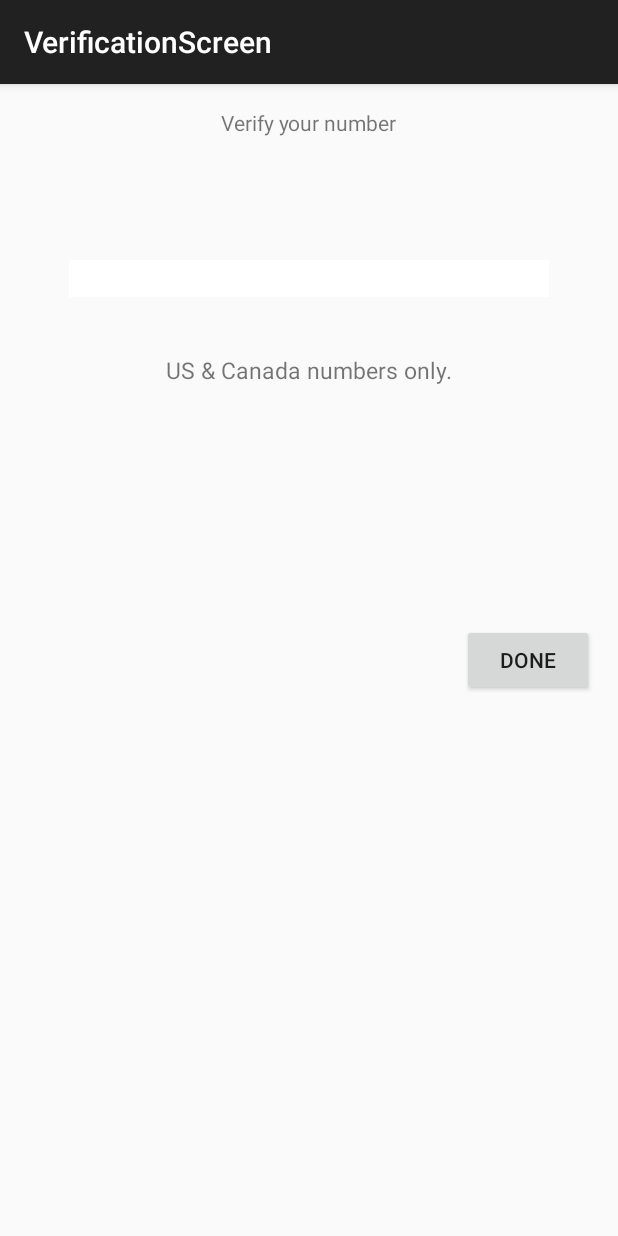
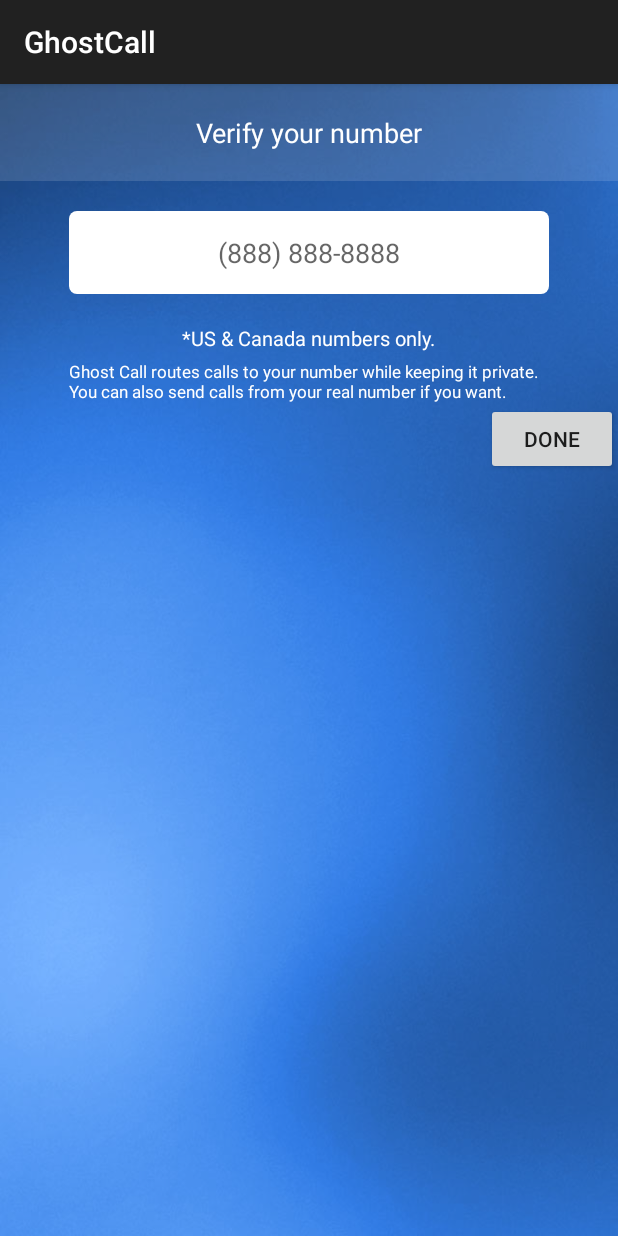
Before and after one commit to JamesWongAndroid/Ghostcall, an Android app: the screen it shows after launch (VerificationScreen), after a tap on "GET STARTED", on a phone screen of 412 x 824 dp. Run offline under Robolectric (Android 15) with nearby library versions, the phone set to English and light mode, and no system bars.

Commit message:
Verification Screens complete, started home screen

```diff
--- a/GhostCall/app/src/main/java/com/tapfury/ghostcall/CodeVerificationScreen.java
+++ b/GhostCall/app/src/main/java/com/tapfury/ghostcall/CodeVerificationScreen.java
@@ -11,10 +11,10 @@
     protected void onCreate(Bundle savedInstanceState) {
         super.onCreate(savedInstanceState);
         setContentView(R.layout.activity_code_verification_screen);
-        findViewById(R.id.button6).setOnClickListener(new View.OnClickListener() {
+        findViewById(R.id.button5).setOnClickListener(new View.OnClickListener() {
             @Override
             public void onClick(View v) {
-                startActivity(new Intent(CodeVerificationScreen.this, VerificationScreen.class));
+                startActivity(new Intent(CodeVerificationScreen.this, HomeScreen.class));
             }
         });
     }
--- /dev/null
+++ b/GhostCall/app/src/main/res/drawable/edittext_rectangle.xml
@@ -0,0 +1,12 @@
+<?xml version="1.0" encoding="utf-8"?>
+<!--  res/drawable/rounded_edittext.xml -->
+<shape xmlns:android="http://schemas.android.com/apk/res/android"
+    android:shape="rectangle"
+    android:padding="10dp">
+    <solid android:color="#FFFFFF"/>
+    <corners
+        android:bottomRightRadius="5dp"
+        android:bottomLeftRadius="5dp"
+        android:topLeftRadius="5dp"
+        android:topRightRadius="5dp"/>
+</shape>
--- a/GhostCall/app/src/main/res/layout/activity_verification_screen.xml
+++ b/GhostCall/app/src/main/res/layout/activity_verification_screen.xml
@@ -1,15 +1,19 @@
 <RelativeLayout xmlns:android="http://schemas.android.com/apk/res/android"
     xmlns:tools="http://schemas.android.com/tools" android:layout_width="match_parent"
-    android:layout_height="match_parent" android:paddingLeft="@dimen/activity_horizontal_margin"
-    android:paddingRight="@dimen/activity_horizontal_margin"
-    android:paddingTop="@dimen/activity_vertical_margin"
-    android:paddingBottom="@dimen/activity_vertical_margin"
+    android:layout_height="match_parent"
+    android:background="@drawable/bg"
     tools:context="com.tapfury.ghostcall.VerificationScreen">
 
-    <TextView android:text="Verify your number" android:layout_width="wrap_content"
+    <TextView android:text="@string/verify_number"
+        android:layout_width="match_parent"
         android:layout_height="wrap_content"
         android:layout_alignParentTop="true"
         android:layout_centerHorizontal="true"
+        android:textColor="@color/white"
+        android:background="#22FFFFFF"
+        android:padding="20dp"
+        android:gravity="center"
+        android:textSize="18sp"
         android:id="@+id/textView" />
 
     <EditText
@@ -17,30 +21,51 @@
         android:layout_height="wrap_content"
         android:inputType="number"
         android:ems="15"
+        android:padding="15dp"
+        android:layout_margin="20dp"
         android:id="@+id/editText"
+        android:hint="(888) 888-8888"
+        android:ellipsize="start"
+        android:gravity="center"
         android:layout_below="@+id/textView"
         android:layout_centerHorizontal="true"
-        android:layout_marginTop="82dp"
-        android:background="#FFFFFF"
+        android:layout_marginTop="25dp"
+        android:background="@drawable/edittext_rectangle"
          />
 
     <TextView
         android:layout_width="wrap_content"
         android:layout_height="wrap_content"
         android:textAppearance="?android:attr/textAppearanceSmall"
-        android:text="US &amp; Canada numbers only."
+        android:text="@string/numbers_only"
         android:id="@+id/textView2"
+        android:textColor="@color/white"
         android:layout_below="@+id/editText"
         android:layout_centerHorizontal="true"
-        android:layout_marginTop="38dp"
-        android:textSize="15sp" />
+        android:textSize="13sp" />
+
+    <TextView
+        android:layout_width="match_parent"
+        android:layout_height="wrap_content"
+        android:textAppearance="?android:attr/textAppearanceSmall"
+        android:text="@string/route_text"
+        android:id="@+id/textView3"
+        android:textColor="@color/white"
+        android:textSize="11sp"
+        android:textAlignment="center"
+        android:paddingTop="5dp"
+        android:layout_below="@id/textView2"
+        android:layout_alignLeft="@+id/editText"
+        android:layout_alignStart="@+id/editText"
+        android:layout_alignRight="@+id/editText"
+        android:layout_alignEnd="@+id/editText" />
 
     <Button
         android:layout_width="wrap_content"
         android:layout_height="wrap_content"
-        android:text="Done"
+        android:text="@string/done"
         android:id="@+id/button3"
-        android:layout_centerVertical="true"
+        android:layout_below="@+id/textView3"
         android:layout_alignParentRight="true"
         android:layout_alignParentEnd="true" />
 
--- /dev/null
+++ b/GhostCall/app/src/main/res/menu/menu_home_screen.xml
@@ -0,0 +1,6 @@
+<menu xmlns:android="http://schemas.android.com/apk/res/android"
+    xmlns:app="http://schemas.android.com/apk/res-auto"
+    xmlns:tools="http://schemas.android.com/tools" tools:context="com.tapfury.ghostcall.HomeScreen">
+    <item android:id="@+id/action_settings" android:title="@string/action_settings"
+        android:orderInCategory="100" app:showAsAction="never" />
+</menu>
--- a/GhostCall/app/src/main/res/values/strings.xml
+++ b/GhostCall/app/src/main/res/values/strings.xml
@@ -13,5 +13,12 @@
     <string name="get_started">Get Started</string>
     <string name="skip">Skip</string>
     <string name="next">Next</string>
+    <string name="verify_number">Verify your number</string>
+    <string name="numbers_only">*US &amp; Canada numbers only.</string>
+    <string name="done">Done</string>
+    <string name="route_text">Ghost Call routes calls to your number while keeping it private. You can also send calls from your real number if you want.</string>
+    <string name="code_verification">Code Verification</string>
+    <string name="title_activity_home_screen">HomeScreen</string>
+    <string name="your_number">Your Number</string>
 
 </resources>
```
Also changed, not shown: GhostCall/app/src/main/AndroidManifest.xml (+5 -5 lines), GhostCall/app/src/main/java/com/tapfury/ghostcall/HomeScreen.java (added, +37 -0 lines), GhostCall/app/src/main/res/layout/activity_code_verification_screen.xml (+40 -18 lines), GhostCall/app/src/main/res/layout/activity_home_screen.xml (added, +37 -0 lines), GhostCall/app/src/main/res/drawable/bg.png (added), 1 other file.
